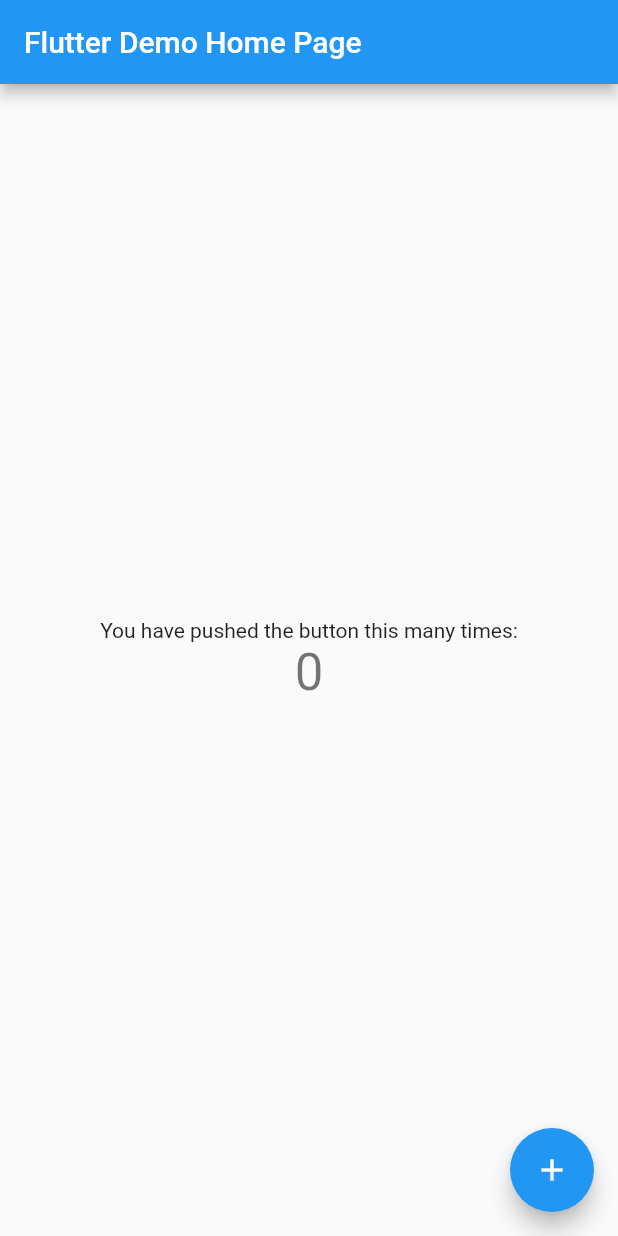
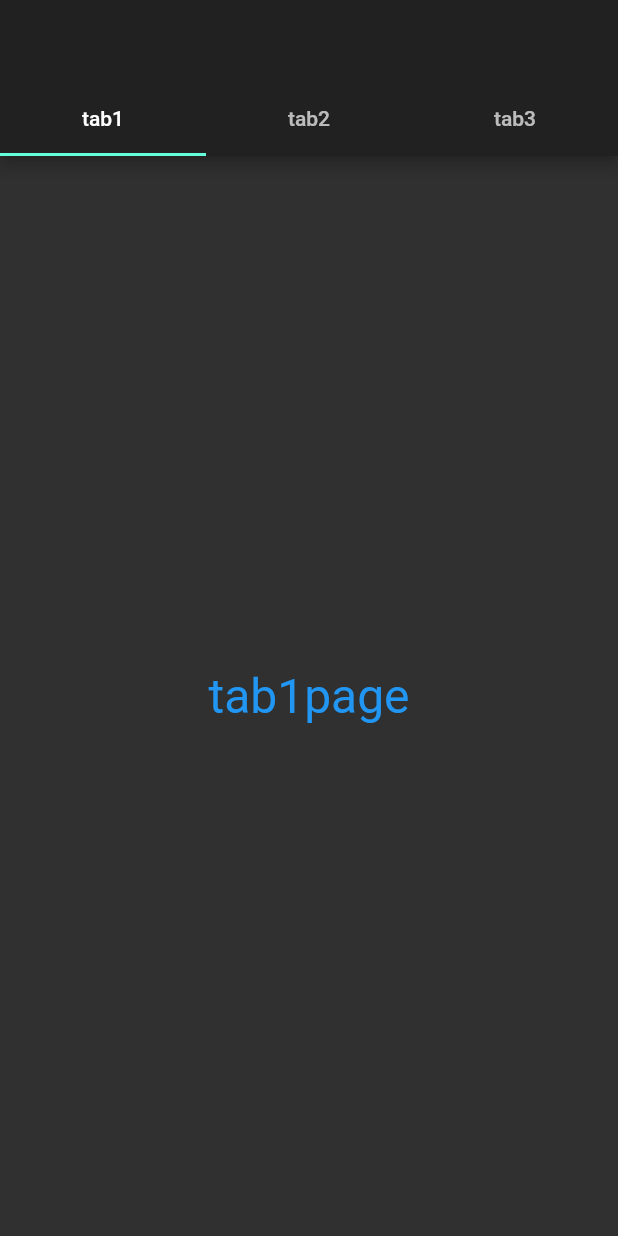
Before and after one commit to hideokawahara/diary_app, a Flutter app: the screen it shows after launch, on a phone screen of 412 x 824 dp. Run offline on Flutter 3.47's test engine with Material 2 defaults, Android fonts, the phone set to English and light mode, and no system bars.

Commit message:
feat: tabview追記

```diff
--- a/lib/main.dart
+++ b/lib/main.dart
@@ -1,113 +1,77 @@
+import 'package:flutter/cupertino.dart';
 import 'package:flutter/material.dart';
 
 void main() {
-  runApp(MyApp());
+  runApp(new MyApp());
 }
 
 class MyApp extends StatelessWidget {
-  // This widget is the root of your application.
   @override
   Widget build(BuildContext context) {
-    return MaterialApp(
-      title: 'Flutter Demo',
-      theme: ThemeData(
-        // This is the theme of your application.
-        //
-        // Try running your application with "flutter run". You'll see the
-        // application has a blue toolbar. Then, without quitting the app, try
-        // changing the primarySwatch below to Colors.green and then invoke
-        // "hot reload" (press "r" in the console where you ran "flutter run",
-        // or simply save your changes to "hot reload" in a Flutter IDE).
-        // Notice that the counter didn't reset back to zero; the application
-        // is not restarted.
-        primarySwatch: Colors.blue,
-      ),
-      home: MyHomePage(title: 'Flutter Demo Home Page'),
+    return new MaterialApp(
+      title: 'TEST',
+      theme: new ThemeData.dark(),
+      home: new MyHomePage(),
     );
   }
 }
 
 class MyHomePage extends StatefulWidget {
-  MyHomePage({Key key, this.title}) : super(key: key);
-
-  // This widget is the home page of your application. It is stateful, meaning
-  // that it has a State object (defined below) that contains fields that affect
-  // how it looks.
-
-  // This class is the configuration for the state. It holds the values (in this
-  // case the title) provided by the parent (in this case the App widget) and
-  // used by the build method of the State. Fields in a Widget subclass are
-  // always marked "final".
-
-  final String title;
-
+  MyHomePage({Key key}) : super(key: key);
   @override
-  _MyHomePageState createState() => _MyHomePageState();
+  _MyHomePageState createState() => new _MyHomePageState();
 }
 
-class _MyHomePageState extends State<MyHomePage> {
-  int _counter = 0;
+// TickerProviderが必要なので、SingleTickerProviderStateMixinを追加
+class _MyHomePageState extends State<MyHomePage>
+    with SingleTickerProviderStateMixin {
+  // 表示するタブのリストを作成
+  final List<Tab> tabs = <Tab>[
+    Tab(text: 'tab1'),
+    Tab(text: 'tab2'),
+    Tab(text: 'tab3'),
+  ];
 
-  void _incrementCounter() {
-    setState(() {
-      // This call to setState tells the Flutter framework that something has
-      // changed in this State, which causes it to rerun the build method below
-      // so that the display can reflect the updated values. If we changed
-      // _counter without calling setState(), then the build method would not be
-      // called again, and so nothing would appear to happen.
-      _counter++;
-    });
+  // TtabControllerはTabBarのインデックスを管理
+  TabController _tabController;
+
+  // TStatefulWidgetを使うので、initStateにTabControllerのインスタンスを生成
+  @override
+  void initState() {
+    super.initState();
+    _tabController = TabController(vsync: this, length: tabs.length);
   }
 
   @override
   Widget build(BuildContext context) {
-    // This method is rerun every time setState is called, for instance as done
-    // by the _incrementCounter method above.
-    //
-    // The Flutter framework has been optimized to make rerunning build methods
-    // fast, so that you can just rebuild anything that needs updating rather
-    // than having to individually change instances of widgets.
     return Scaffold(
+      // TabBarはAppBarのBottomで使用
       appBar: AppBar(
-        // Here we take the value from the MyHomePage object that was created by
-        // the App.build method, and use it to set our appbar title.
-        title: Text(widget.title),
-      ),
-      body: Center(
-        // Center is a layout widget. It takes a single child and positions it
-        // in the middle of the parent.
-        child: Column(
-          // Column is also a layout widget. It takes a list of children and
-          // arranges them vertically. By default, it sizes itself to fit its
-          // children horizontally, and tries to be as tall as its parent.
-          //
-          // Invoke "debug painting" (press "p" in the console, choose the
-          // "Toggle Debug Paint" action from the Flutter Inspector in Android
-          // Studio, or the "Toggle Debug Paint" command in Visual Studio Code)
-          // to see the wireframe for each widget.
-          //
-          // Column has various properties to control how it sizes itself and
-          // how it positions its children. Here we use mainAxisAlignment to
-          // center the children vertically; the main axis here is the vertical
-          // axis because Columns are vertical (the cross axis would be
-          // horizontal).
-          mainAxisAlignment: MainAxisAlignment.center,
-          children: <Widget>[
-            Text(
-              'You have pushed the button this many times:',
-            ),
-            Text(
-              '$_counter',
-              style: Theme.of(context).textTheme.headline4,
-            ),
-          ],
+        bottom: TabBar(
+          controller: _tabController,
+          tabs: tabs,
         ),
       ),
-      floatingActionButton: FloatingActionButton(
-        onPressed: _incrementCounter,
-        tooltip: 'Increment',
-        child: Icon(Icons.add),
-      ), // This trailing comma makes auto-formatting nicer for build methods.
+
+      // TabBarViewのWidgetはTabBarと同じくChildren　Widgetが必要
+      // mapメソッドでTabで作成したコンテンツのウィジェットを作成し、それをリストで取り出してChildren　Widgetに設定
+      body: TabBarView(
+        controller: _tabController,
+        children: tabs.map((Tab tab) {
+          return createTab(tab);
+        }).toList(),
+      ),
     );
   }
+
+  Widget createTab(Tab tab) {
+    return Center(
+        child: Text(
+      tab.text + 'page',
+      style: const TextStyle(
+        fontSize: 32.0,
+        color: Colors.blue,
+      ),
+    ));
+  }
 }
```
